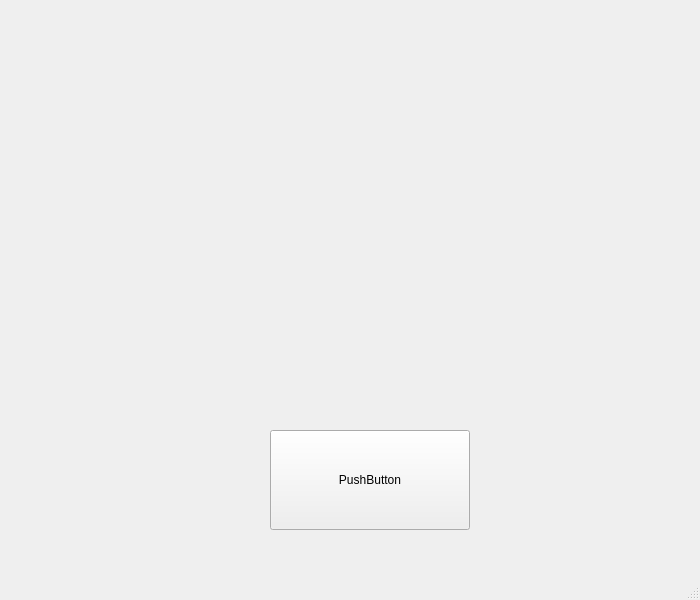
First picture: the form in Ui.ui, repository Deniska5252/git_project1, before the edit.
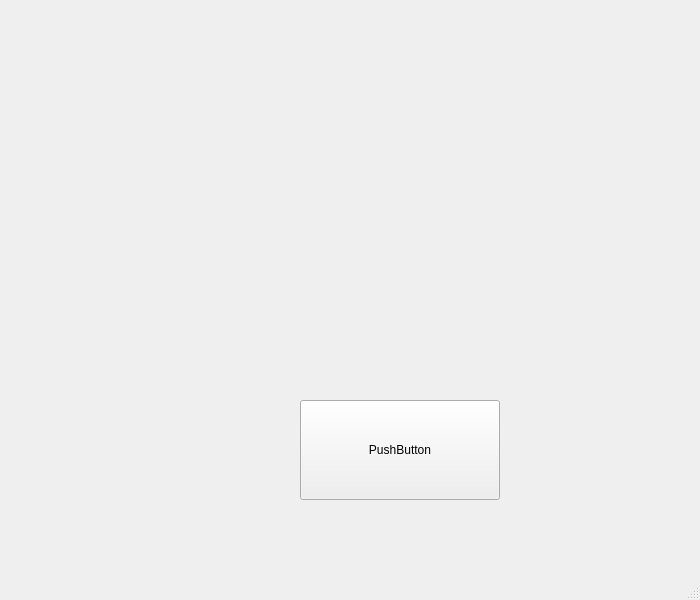
Second picture: the form after the edit.

```diff
--- a/Ui.ui
+++ b/Ui.ui
@@ -17,8 +17,8 @@
    <widget class="QPushButton" name="pushButton">
     <property name="geometry">
      <rect>
-      <x>270</x>
-      <y>430</y>
+      <x>300</x>
+      <y>400</y>
       <width>200</width>
       <height>100</height>
      </rect>
```
